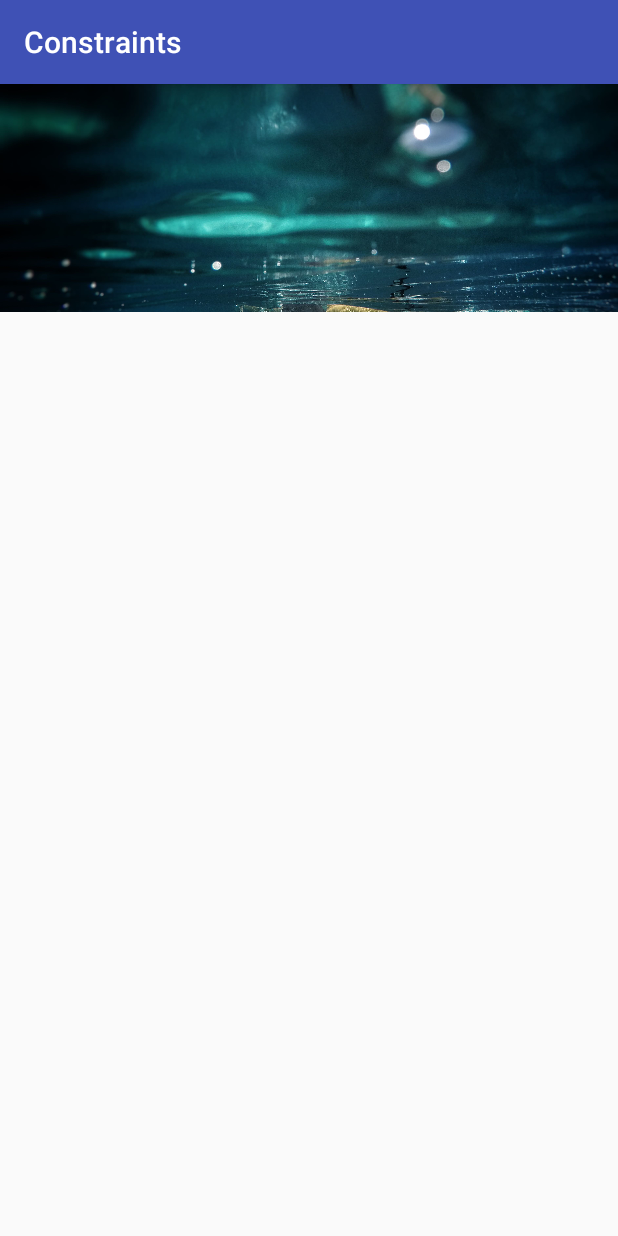
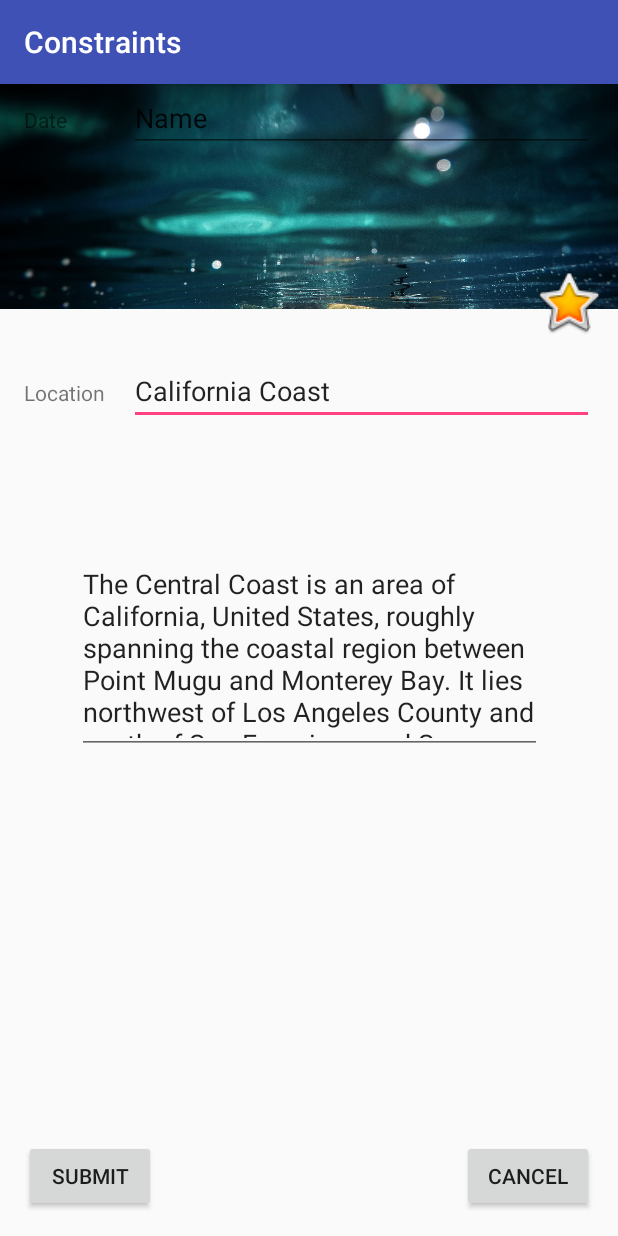
Before and after one commit to p4vlos/AndroidContraintLayout, an Android app: the screen it shows after launch (MainActivity), on a phone screen of 412 x 824 dp. Run offline under Robolectric (Android 15) with nearby library versions, the phone set to English and light mode, and no system bars.

Commit message:
finished the ui with constraints

```diff
--- a/app/src/main/res/layout/activity_main.xml
+++ b/app/src/main/res/layout/activity_main.xml
@@ -8,13 +8,116 @@
     tools:context="com.pavlosnicolaou.constraints.MainActivity">
 
     <ImageView
-        android:layout_width="match_parent"
+        android:layout_width="0dp"
         app:srcCompat="@drawable/photo"
         android:id="@+id/imageView2"
-        android:layout_height="152dp"
         android:scaleType="centerCrop"
         app:layout_constraintTop_toTopOf="parent"
         app:layout_constraintRight_toRightOf="parent"
         app:layout_constraintLeft_toLeftOf="parent"
-        app:layout_constraintHorizontal_bias="0.52" />
+        app:layout_constraintHorizontal_bias="0.52"
+        android:layout_height="150dp"
+        tools:layout_constraintRight_creator="1"
+        tools:layout_constraintLeft_creator="1" />
+
+    <ImageView
+        android:layout_width="50dp"
+        app:srcCompat="@android:drawable/btn_star_big_on"
+        android:id="@+id/imageView3"
+        android:layout_height="50dp"
+        app:layout_constraintRight_toRightOf="@+id/imageView2"
+        app:layout_constraintTop_toTopOf="@+id/imageView2"
+        android:layout_marginTop="120dp"
+        android:layout_marginEnd="8dp"
+        android:layout_marginRight="8dp" />
+
+    <TextView
+        android:text="Location"
+        android:layout_width="wrap_content"
+        android:layout_height="wrap_content"
+        android:id="@+id/textView"
+        app:layout_constraintBaseline_toBaselineOf="@+id/editText"
+        android:layout_marginStart="16dp"
+        app:layout_constraintLeft_toLeftOf="parent"
+        android:layout_marginLeft="16dp" />
+
+    <EditText
+        android:layout_width="0dp"
+        android:layout_height="wrap_content"
+        android:inputType="textPersonName"
+        android:text="California Coast"
+        android:ems="10"
+        android:id="@+id/editText"
+        android:layout_marginTop="32dp"
+        app:layout_constraintTop_toBottomOf="@+id/imageView2"
+        android:layout_marginEnd="16dp"
+        app:layout_constraintRight_toRightOf="parent"
+        android:layout_marginRight="16dp"
+        android:layout_marginStart="16dp"
+        app:layout_constraintLeft_toRightOf="@+id/textView"
+        android:layout_marginLeft="16dp" />
+
+    <TextView
+        android:text="Date"
+        android:layout_width="wrap_content"
+        android:layout_height="wrap_content"
+        android:id="@+id/textView2"
+        android:layout_marginStart="16dp"
+        app:layout_constraintLeft_toLeftOf="parent"
+        android:layout_marginLeft="16dp"
+        app:layout_constraintBaseline_toBaselineOf="@+id/dateId" />
+
+    <EditText
+        android:layout_width="0dp"
+        android:layout_height="wrap_content"
+        android:inputType="textPersonName"
+        android:text="Name"
+        android:ems="10"
+        android:id="@+id/dateId"
+        tools:layout_editor_absoluteY="241dp"
+        app:layout_constraintLeft_toLeftOf="@+id/editText"
+        android:layout_marginEnd="16dp"
+        app:layout_constraintRight_toRightOf="parent"
+        android:layout_marginRight="16dp"
+        app:layout_constraintHorizontal_bias="0.0" />
+
+    <EditText
+        android:layout_width="310dp"
+        android:layout_height="136dp"
+        android:inputType="textMultiLine"
+        android:ems="10"
+        android:id="@+id/editText3"
+        android:text="The Central Coast is an area of California, United States, roughly spanning the coastal region between Point Mugu and Monterey Bay. It lies northwest of Los Angeles County and south of San Francisco and San Mateo counties."
+        app:layout_constraintBottom_toTopOf="@+id/button4"
+        android:layout_marginBottom="8dp"
+        android:layout_marginTop="16dp"
+        app:layout_constraintTop_toBottomOf="@+id/dateId"
+        android:layout_marginEnd="16dp"
+        app:layout_constraintRight_toRightOf="parent"
+        android:layout_marginRight="16dp"
+        android:layout_marginStart="16dp"
+        app:layout_constraintLeft_toLeftOf="parent"
+        android:layout_marginLeft="16dp" />
+
+    <Button
+        android:text="Submit"
+        android:layout_width="wrap_content"
+        android:layout_height="wrap_content"
+        android:id="@+id/button3"
+        android:layout_marginStart="16dp"
+        app:layout_constraintLeft_toLeftOf="parent"
+        android:layout_marginLeft="16dp"
+        app:layout_constraintBottom_toBottomOf="parent"
+        android:layout_marginBottom="16dp" />
+
+    <Button
+        android:text="Cancel"
+        android:layout_width="wrap_content"
+        android:layout_height="wrap_content"
+        android:id="@+id/button4"
+        android:layout_marginEnd="16dp"
+        app:layout_constraintRight_toRightOf="parent"
+        android:layout_marginRight="16dp"
+        app:layout_constraintBottom_toBottomOf="parent"
+        android:layout_marginBottom="16dp" />
 </android.support.constraint.ConstraintLayout>
```
